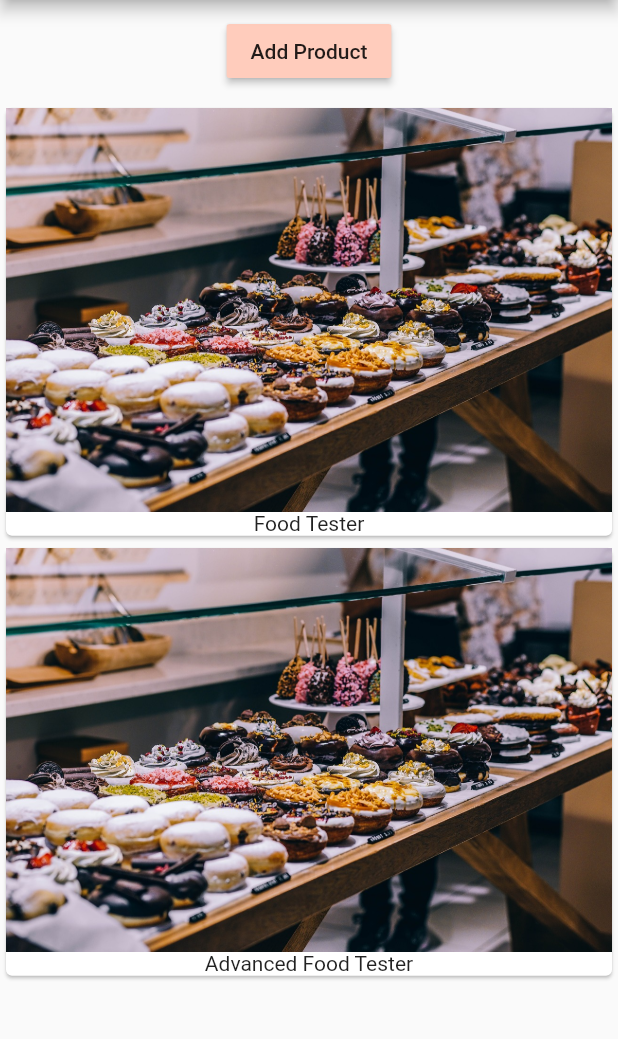
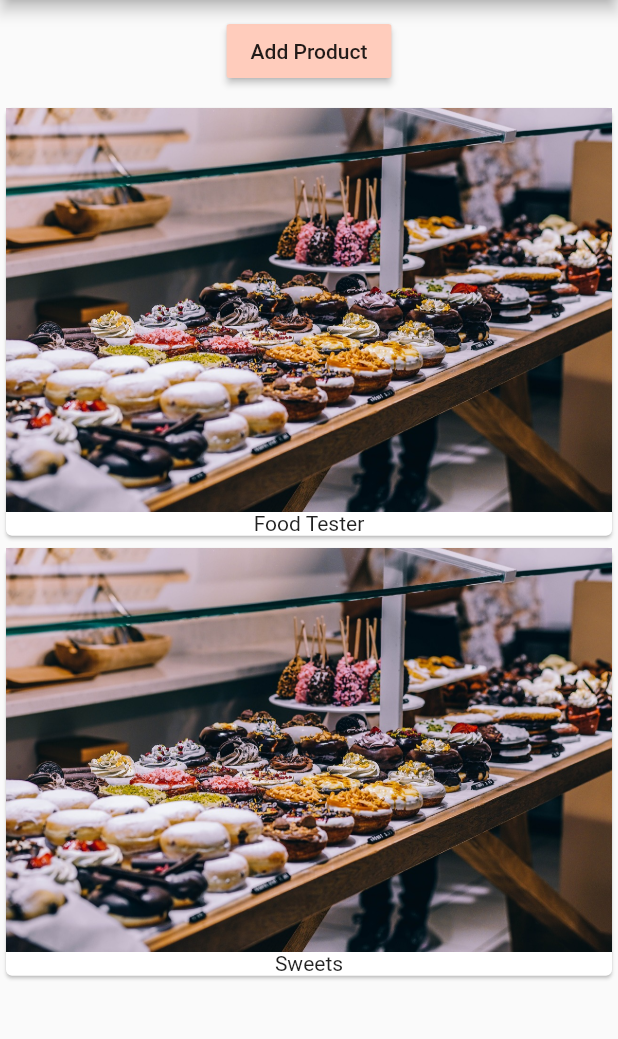
Before and after one commit to Borderlander103/flutter_course, a Flutter app: the screen it shows after launch, after a tap on "Add Product", on a phone screen of 412 x 824 dp, the part 84-1123 px from its top. Run offline on Flutter 3.47's test engine with Material 2 defaults, Android fonts, the phone set to English and light mode, and no system bars.

Commit message:
Move button to separate widget

```diff
--- /dev/null
+++ b/lib/product_control.dart
@@ -0,0 +1,18 @@
+import 'package:flutter/material.dart';
+
+class ProductControl extends StatelessWidget {
+  final Function addProduct;
+
+  ProductControl(this.addProduct);
+
+  @override
+    Widget build(BuildContext context) {
+      return RaisedButton(
+          color: Theme.of(context).primaryColorLight,
+          onPressed: () {
+            addProduct('Sweets');
+          },
+          child: Text('Add Product'),
+        );
+    }
+}
--- a/lib/product_manager.dart
+++ b/lib/product_manager.dart
@@ -1,9 +1,10 @@
 import 'package:flutter/material.dart';
 
 import './products.dart';
+import './product_control.dart';
 
 class ProductManager extends StatefulWidget {
-final String startingProduct;
+  final String startingProduct;
 
   ProductManager(this.startingProduct) {
     print('[ProductManager Widget] Constructor');
@@ -32,22 +33,21 @@ class _ProductManagerState extends State<ProductManager> {
     super.didUpdateWidget(oldWidget);
   }
 
+  void _addProduct(String product) {
+    setState(() {
+      _products.add(product);
+    });
+  }
+
   @override
   Widget build(BuildContext context) {
     print('[ProductManager State] build()');
-    return Column(children: [Container(
-      margin: EdgeInsets.all(10.0),
-      child: RaisedButton(
-        color: Theme.of(context).primaryColorLight,
-        onPressed: () {
-          setState(() {
-            _products.add('Advanced Food Tester');
-          });
-        },
-        child: Text('Add Product'),
+    return Column(children: [
+      Container(
+        margin: EdgeInsets.all(10.0),
+        child: ProductControl(_addProduct),
       ),
-    ),
-    Products(_products)
+      Products(_products)
     ]);
   }
 }
```
